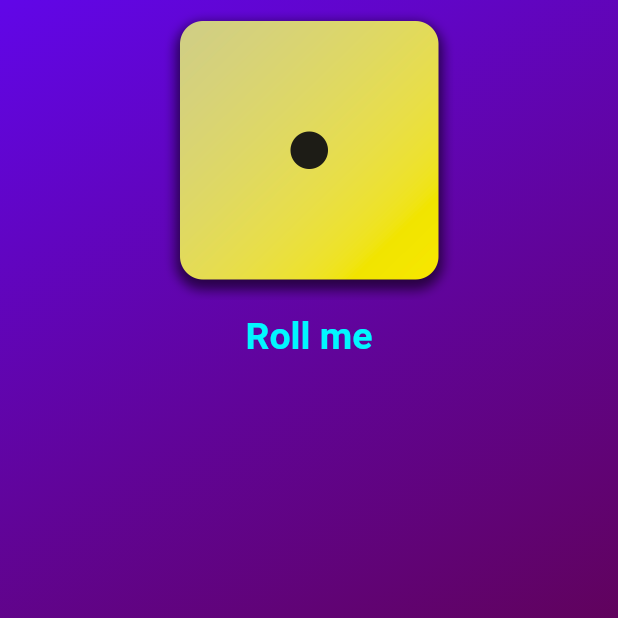
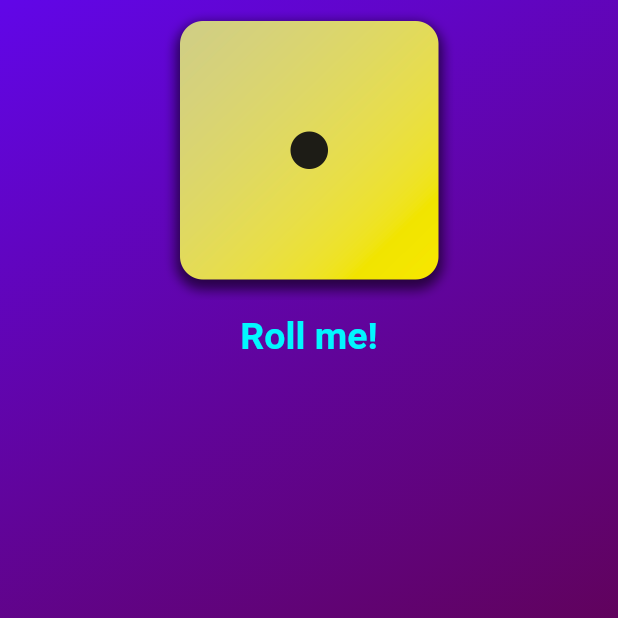
Before and after one commit to piotrkorzeniewski1/dice-app, a Flutter app: the screen it shows after launch, on a phone screen of 412 x 824 dp, the top half of it. Run offline on Flutter 3.47's test engine with Material 2 defaults, Android fonts, the phone set to English and light mode, and no system bars.

```diff
--- a/diceapp/lib/gradient_container.dart
+++ b/diceapp/lib/gradient_container.dart
@@ -25,7 +25,7 @@ class GradientContainer extends StatelessWidget {
             child: Column(
              children: [
               Image.asset('assets/images/dice-1.png',width: 200),
-              TextButton(onPressed: () {}, child: const StyledText('Roll me', Color.fromARGB(255, 1, 247, 255) ))
+              TextButton(onPressed: () {}, child: const StyledText('Roll me!', Color.fromARGB(255, 1, 247, 255) ))
              ],
             ),
             ),
```
